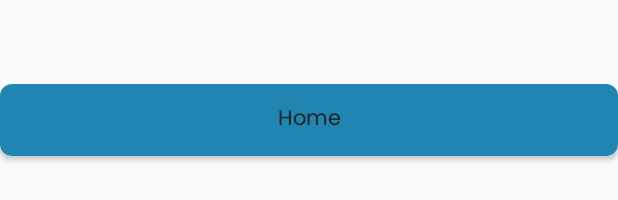
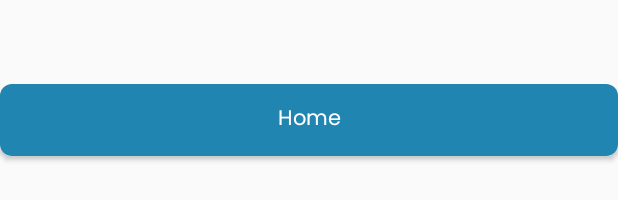
Before and after one commit to ariqlubis/Ojek, an Android app: the layout activity_result.xml on its own in the app's theme, with its tools: preview values and no code run, on a phone screen of 412 x 824 dp. Shown: the part 1024-1224 px from the top of the screen. Run offline under Robolectric (Android 15) with nearby library versions, the phone set to English and light mode, and no system bars.

Commit message:
updating
Signed-off-by: cokzy <darjeelingctf@gmail.com>

```diff
--- a/app/src/main/res/layout/activity_result.xml
+++ b/app/src/main/res/layout/activity_result.xml
@@ -159,6 +159,7 @@
         android:layout_height="wrap_content"
         android:layout_marginTop="75dp"
         android:text="Home"
-        android:textAllCaps="false" />
+        android:textAllCaps="false"
+        android:textColor="#ffffff"/>
 
 </LinearLayout>
```
